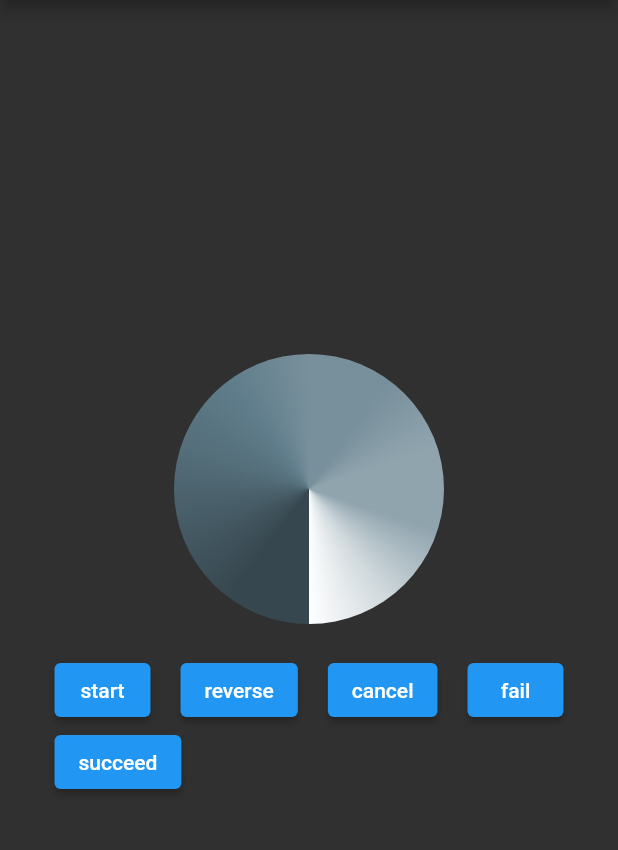
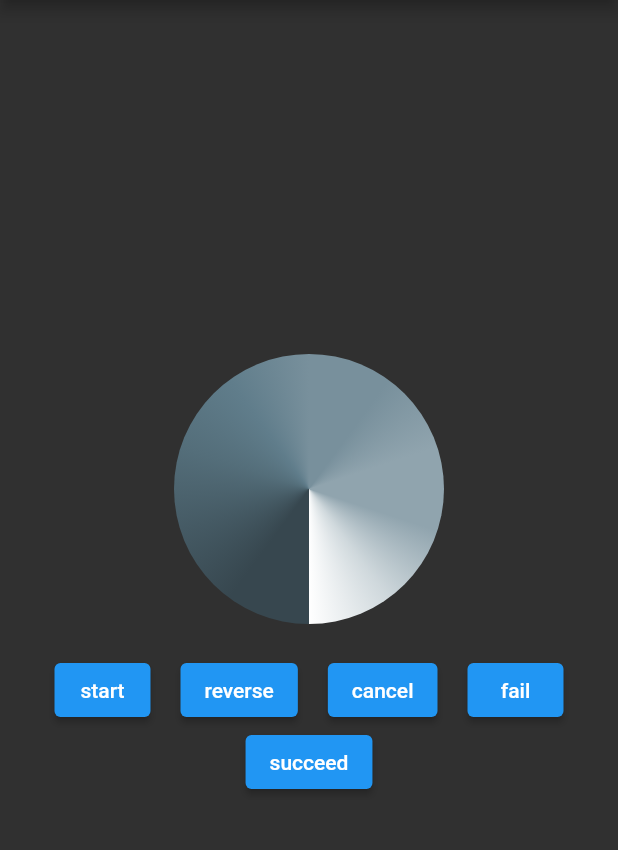
Before and after one commit to zamaniafshar/multi-slice-progress-indicator, a Flutter app: the screen it shows after launch, on a phone screen of 412 x 824 dp, the part 84-934 px from its top. Run offline on Flutter 3.47's test engine with Material 2 defaults, Android fonts, the phone set to English and light mode, and no system bars.

Commit message:
Refactor code and make it cleaner

```diff
--- a/lib/home_screen.dart
+++ b/lib/home_screen.dart
@@ -27,8 +27,9 @@ class _HomeScreenState extends State<HomeScreen> {
               radius: 90,
               status: status,
             ),
-            SizedBox(height: 20),
+            const SizedBox(height: 20),
             Wrap(
+              alignment: WrapAlignment.center,
               spacing: 20,
               children: [
                 ElevatedButton(
@@ -36,35 +37,35 @@ class _HomeScreenState extends State<HomeScreen> {
                     status = ProgressIndicatorStatus.start;
                     setState(() {});
                   },
-                  child: Text('start'),
+                  child: const Text('start'),
                 ),
                 ElevatedButton(
                   onPressed: () {
                     status = ProgressIndicatorStatus.reverse;
                     setState(() {});
                   },
-                  child: Text('reverse'),
+                  child: const Text('reverse'),
                 ),
                 ElevatedButton(
                   onPressed: () {
                     status = ProgressIndicatorStatus.cancel;
                     setState(() {});
                   },
-                  child: Text('cancel'),
+                  child: const Text('cancel'),
                 ),
                 ElevatedButton(
                   onPressed: () {
                     status = ProgressIndicatorStatus.fail;
                     setState(() {});
                   },
-                  child: Text('fail'),
+                  child: const Text('fail'),
                 ),
                 ElevatedButton(
                   onPressed: () {
                     status = ProgressIndicatorStatus.succeed;
                     setState(() {});
                   },
-                  child: Text('succeed'),
+                  child: const Text('succeed'),
                 ),
               ],
             ),
--- a/lib/multi_slice_progress_indicator/multi_slice_progress_indicator.dart
+++ b/lib/multi_slice_progress_indicator/multi_slice_progress_indicator.dart
@@ -1,8 +1,6 @@
 import 'dart:async';
 import 'package:flutter/material.dart';
-
 import 'package:multi_slice_progress_indicator/constants.dart';
-
 import 'progress_indicator_status.dart';
 import 'widgets/progress_indicator_painter.dart';
 
```
